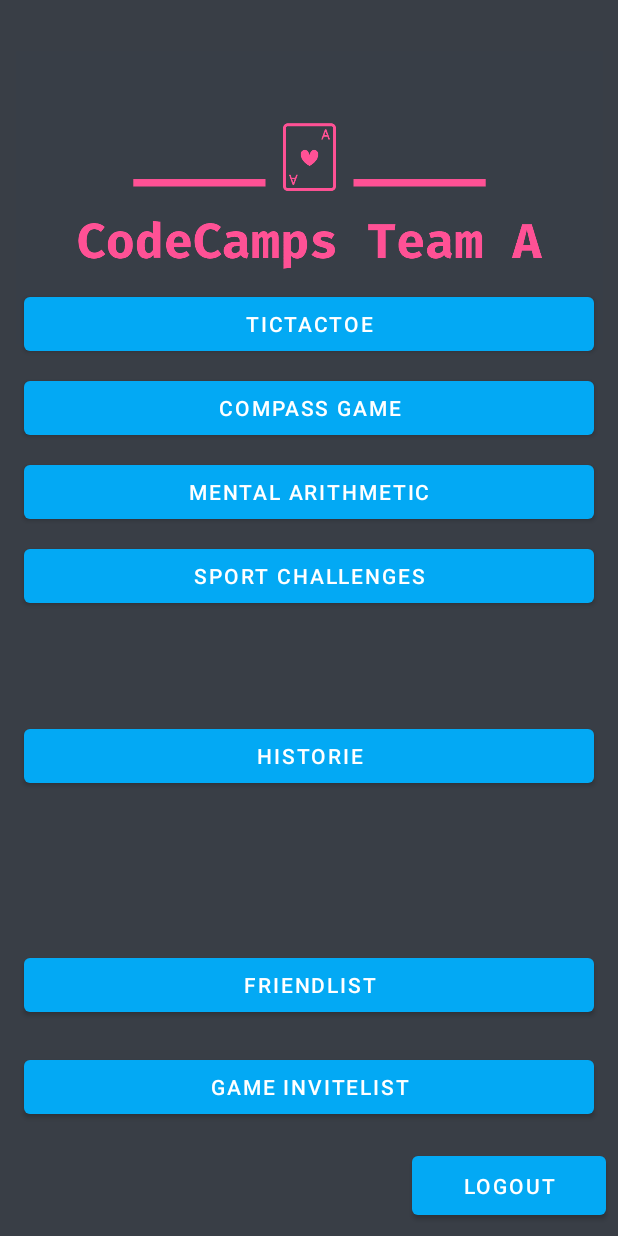
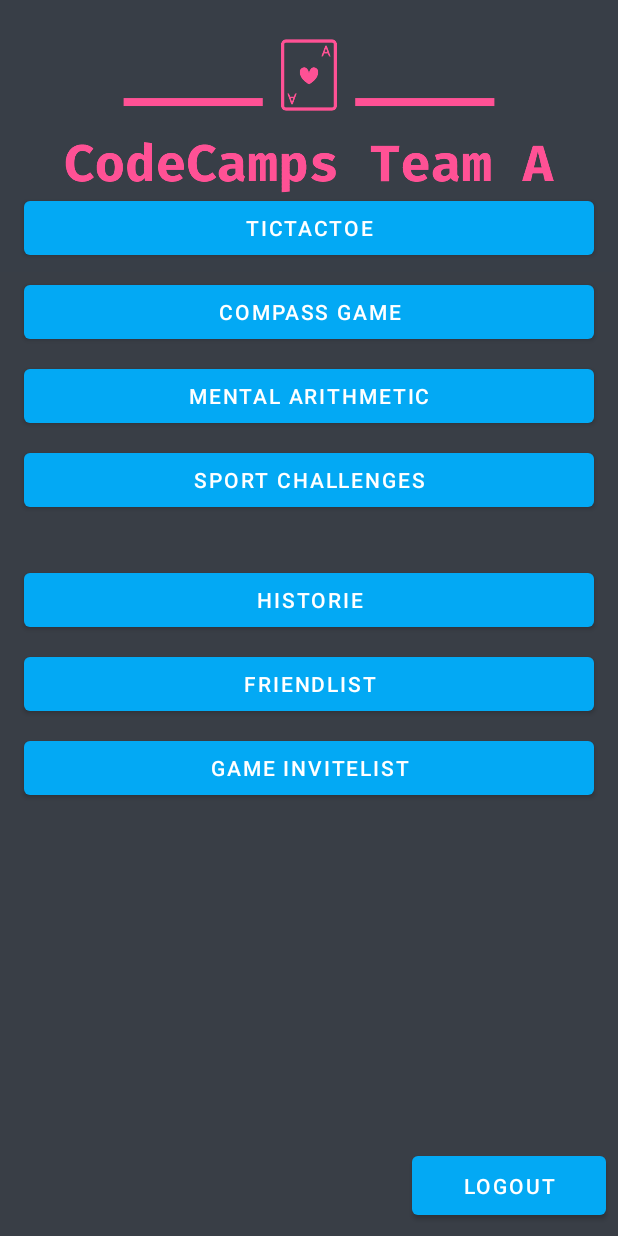
Before and after one commit to JulianWerner98/CodeCampsTeamA, an Android app: the screen it shows after launch once a user with an empty profile is signed in (GameSelectActivity), on a phone screen of 412 x 824 dp. Run offline under Robolectric (Android 15) with nearby library versions, the light colour scheme and no system bars; our stand-ins replace Firebase (no records; nobody signed in at launch, a user with empty details on screens opened directly).

Commit message:
feat: minor game functionallity

```diff
--- a/app/src/main/java/de/uniks/ws2122/cc/teamA/GameSelectActivity.kt
+++ b/app/src/main/java/de/uniks/ws2122/cc/teamA/GameSelectActivity.kt
@@ -71,6 +71,11 @@ class GameSelectActivity : AppCompatActivity(), View.OnClickListener {
         historieBtn.setOnClickListener(this)
 
         viewModel = ViewModelProvider(this)[AppViewModel::class.java]
+
+        if(!viewModel.isLoggedIn()) {
+            val intent = Intent(this, MainActivity::class.java)
+            startActivity(intent)
+        }
 
         createNotificationChannel()
 
--- a/app/src/main/java/de/uniks/ws2122/cc/teamA/MainActivity.kt
+++ b/app/src/main/java/de/uniks/ws2122/cc/teamA/MainActivity.kt
@@ -55,6 +55,9 @@ class MainActivity : AppCompatActivity(), View.OnClickListener {
         }
     }
 
+    override fun onBackPressed() {
+    }
+
     override fun onClick(v: View?) {
         when (v!!.id) {
             register.id -> {
--- a/app/src/main/java/de/uniks/ws2122/cc/teamA/model/compassGame/CompassViewModel.kt
+++ b/app/src/main/java/de/uniks/ws2122/cc/teamA/model/compassGame/CompassViewModel.kt
@@ -294,4 +294,8 @@ class CompassViewModel : ViewModel() {
             compassRepo.endTime(currentGame!!, "1")
         }
     }
+
+    fun exitGame(appViewModel: AppViewModel) {
+        compassRepo.exitGame(appViewModel, currentGame)
+    }
 }
--- a/app/src/main/java/de/uniks/ws2122/cc/teamA/repository/StatisticRepository.kt
+++ b/app/src/main/java/de/uniks/ws2122/cc/teamA/repository/StatisticRepository.kt
@@ -28,9 +28,7 @@ class StatisticRepository {
                 callback.invoke(matchResultList)
             }
 
-            override fun onCancelled(error: DatabaseError) {
-                TODO("Not yet implemented")
-            }
+            override fun onCancelled(error: DatabaseError) { }
 
         })
     }
--- a/app/src/main/res/layout/activity_game_select.xml
+++ b/app/src/main/res/layout/activity_game_select.xml
@@ -25,34 +25,20 @@
         android:layout_width="0dp"
         android:layout_height="wrap_content"
         android:layout_marginStart="16dp"
-        android:layout_marginTop="128dp"
+        android:layout_marginTop="32dp"
         android:layout_marginEnd="16dp"
         android:text="Historie"
         app:layout_constraintEnd_toEndOf="parent"
         app:layout_constraintHorizontal_bias="0.0"
         app:layout_constraintStart_toStartOf="parent"
-        app:layout_constraintTop_toBottomOf="@+id/btnMentalArithmetic" />
-
-    <TextView
-        android:id="@+id/TVnickname"
-        android:layout_width="0dp"
-        android:layout_height="wrap_content"
-        android:layout_marginStart="8dp"
-        android:layout_marginTop="8dp"
-        android:layout_marginEnd="8dp"
-        android:textAlignment="center"
-        android:textColor="#FFFFFF"
-        android:textSize="20sp"
-        app:layout_constraintEnd_toEndOf="parent"
-        app:layout_constraintStart_toStartOf="parent"
-        app:layout_constraintTop_toTopOf="parent" />
+        app:layout_constraintTop_toBottomOf="@+id/btnSportChallenges" />
 
     <Button
         android:id="@+id/tttBtn"
         android:layout_width="0dp"
         android:layout_height="wrap_content"
         android:layout_marginStart="16dp"
-        android:layout_marginTop="192dp"
+        android:layout_marginTop="128dp"
         android:layout_marginEnd="16dp"
         android:text="TicTacToe"
         app:layout_constraintEnd_toEndOf="parent"
@@ -88,14 +74,14 @@
         android:layout_width="0dp"
         android:layout_height="wrap_content"
         android:layout_marginStart="16dp"
+        android:layout_marginTop="8dp"
         android:layout_marginEnd="16dp"
-        android:layout_marginBottom="20dp"
         android:width="@dimen/browser_actions_context_menu_max_width"
         android:text="Friendlist"
-        app:layout_constraintBottom_toTopOf="@+id/btnGameInviteList"
         app:layout_constraintEnd_toEndOf="parent"
         app:layout_constraintHorizontal_bias="0.0"
-        app:layout_constraintStart_toStartOf="parent" />
+        app:layout_constraintStart_toStartOf="parent"
+        app:layout_constraintTop_toBottomOf="@+id/btnHistorie" />
 
     <Button
         android:id="@+id/btnMentalArithmetic"
@@ -116,14 +102,14 @@
         android:layout_width="0dp"
         android:layout_height="wrap_content"
         android:layout_marginStart="16dp"
+        android:layout_marginTop="8dp"
         android:layout_marginEnd="16dp"
-        android:layout_marginBottom="16dp"
         android:width="@dimen/browser_actions_context_menu_max_width"
         android:text="Game Invitelist"
-        app:layout_constraintBottom_toTopOf="@+id/btnLogout"
         app:layout_constraintEnd_toEndOf="parent"
         app:layout_constraintHorizontal_bias="0.0"
-        app:layout_constraintStart_toStartOf="parent" />
+        app:layout_constraintStart_toStartOf="parent"
+        app:layout_constraintTop_toBottomOf="@+id/btnFriedlist" />
 
     <ProgressBar
         android:id="@+id/spinner"
@@ -138,13 +124,28 @@
 
     <ImageView
         android:id="@+id/logo"
-        android:layout_width="391dp"
+        android:layout_width="0dp"
         android:layout_height="263dp"
+        android:layout_marginTop="-54dp"
         android:contentDescription="@string/alt_logo_text"
         app:layout_constraintEnd_toEndOf="parent"
-        app:layout_constraintHorizontal_bias="0.518"
+        app:layout_constraintHorizontal_bias="1.0"
         app:layout_constraintStart_toStartOf="parent"
         app:layout_constraintTop_toTopOf="parent"
         app:srcCompat="@drawable/logo" />
 
+    <TextView
+        android:id="@+id/TVnickname"
+        android:layout_width="0dp"
+        android:layout_height="wrap_content"
+        android:layout_marginStart="8dp"
+        android:layout_marginEnd="8dp"
+        android:textAlignment="center"
+        android:textColor="#FFFFFF"
+        android:textSize="20sp"
+        app:layout_constraintEnd_toEndOf="parent"
+        app:layout_constraintStart_toStartOf="parent"
+        app:layout_constraintTop_toTopOf="parent"
+        tools:text="nick" />
+
 </androidx.constraintlayout.widget.ConstraintLayout>
```
Also changed, not shown: app/src/main/java/de/uniks/ws2122/cc/teamA/CompassActivity.kt (+33 -7 lines), app/src/main/java/de/uniks/ws2122/cc/teamA/repository/CompassRepository.kt (+8 -1 lines), app/src/main/res/layout/activity_compass.xml (+9 -6 lines), app/src/main/res/drawable/happy.png (added), app/src/main/res/drawable/lame.png (added), app/src/main/res/drawable/pfeil.png.
